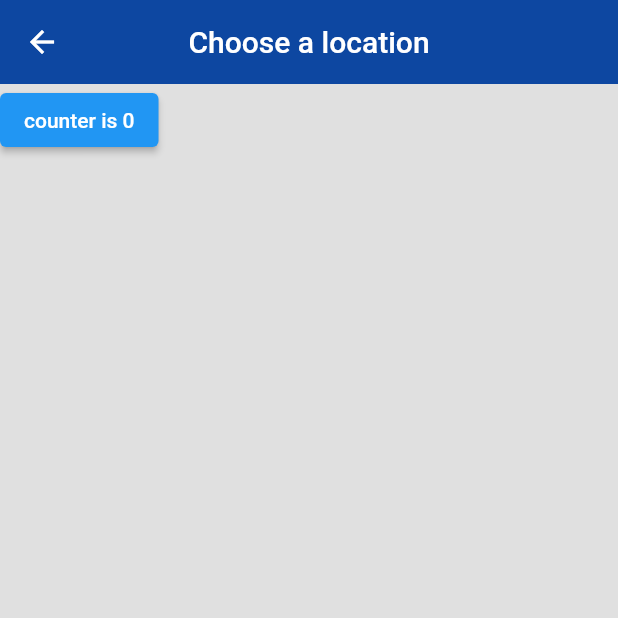
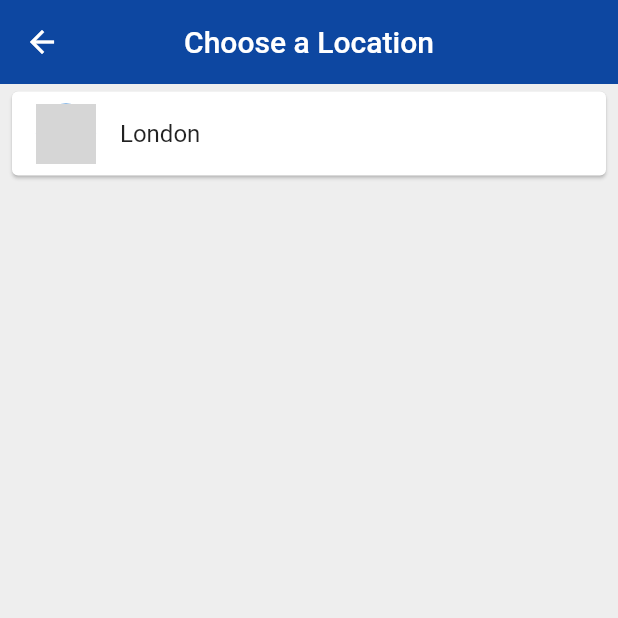
Before and after one commit to IuliiaKonovalova/flutter_options, a Flutter app: the ChooseLocation screen opened by its route, on a phone screen of 412 x 824 dp, the top half of it. Run offline on Flutter 3.47's test engine with Material 2 defaults, Android fonts, the phone set to English and light mode, and no system bars; network calls fail; grey boxes are pictures that could not be loaded.

Commit message:
Add choose location functionality

```diff
--- a/world_time/lib/pages/choose_location.dart
+++ b/world_time/lib/pages/choose_location.dart
@@ -1,45 +1,75 @@
-import 'dart:convert';
-
 import 'package:flutter/material.dart';
-import 'package:http/http.dart';
+import 'package:world_time/services/world_time.dart';
 
 class ChooseLocation extends StatefulWidget {
-  const ChooseLocation({super.key});
-
   @override
   _ChooseLocationState createState() => _ChooseLocationState();
 }
 
 class _ChooseLocationState extends State<ChooseLocation> {
-  int counter = 0;
+  List<WorldTime> locations = [
+    WorldTime(
+      urlTail: 'Europe/London',
+      location: 'London',
+      flag: 'uk.png',
+      isDayTime: true,
+      time: '0',
+    ),
+    // WorldTime(url: 'Europe/Berlin', location: 'Athens', flag: 'greece.png'),
+    // WorldTime(url: 'Africa/Cairo', location: 'Cairo', flag: 'egypt.png'),
+    // WorldTime(url: 'Africa/Nairobi', location: 'Nairobi', flag: 'kenya.png'),
+    // WorldTime(url: 'America/Chicago', location: 'Chicago', flag: 'usa.png'),
+    // WorldTime(url: 'America/New_York', location: 'New York', flag: 'usa.png'),
+    // WorldTime(url: 'Asia/Seoul', location: 'Seoul', flag: 'south_korea.png'),
+    // WorldTime(url: 'Asia/Jakarta', location: 'Jakarta', flag: 'indonesia.png'),
+  ];
+
+  void updateTime(index) async {
+    WorldTime instance = locations[index];
+    await instance.getTimeData();
+    Navigator.pop(context, {
+      'location': instance.location,
+      // 'time': instance.time,
+      'flag': instance.flag,
+      // 'isDaytime': instance.isDayTime,
+    });
+  }
 
   @override
   void initState() {
     super.initState();
-    print('initState function ran');
-    // getTimeData();
   }
 
   @override
   Widget build(BuildContext context) {
-    print('build function ran');
     return Scaffold(
-      backgroundColor: Colors.grey[300],
+      backgroundColor: Colors.grey[200],
       appBar: AppBar(
-        title: const Text('Choose a location'),
         backgroundColor: Colors.blue[900],
+        title: Text('Choose a Location'),
         centerTitle: true,
         elevation: 0,
       ),
-      body: ElevatedButton(
-        onPressed: () {
-          setState(() {
-            counter += 1;
-            print(counter);
-          });
-        },
-        child: Text('counter is $counter'),
-      ),
+      body: ListView.builder(
+          itemCount: locations.length,
+          itemBuilder: (context, index) {
+            return Padding(
+              padding:
+                  const EdgeInsets.symmetric(vertical: 1.0, horizontal: 4.0),
+              child: Card(
+                child: ListTile(
+                  onTap: () {
+                    updateTime(index);
+                  },
+                  title: Text(locations[index].location),
+                  leading: CircleAvatar(
+                    backgroundImage:
+                        AssetImage('assets/${locations[index].flag}'),
+                  ),
+                ),
+              ),
+            );
+          }),
     );
   }
 }
```
